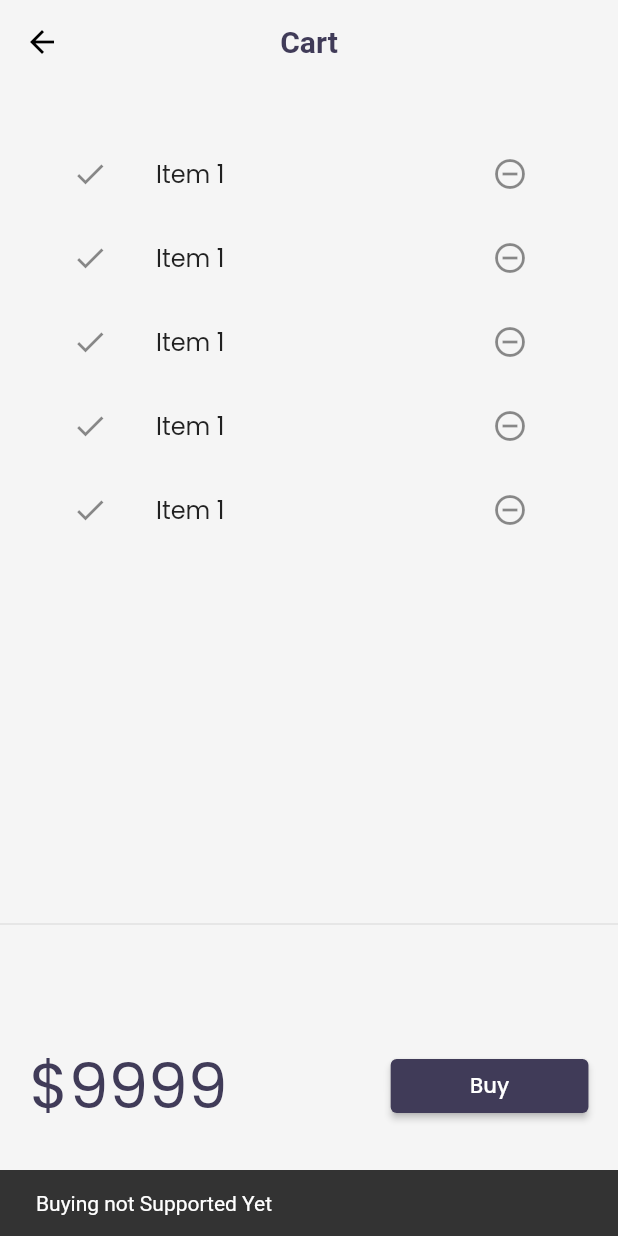
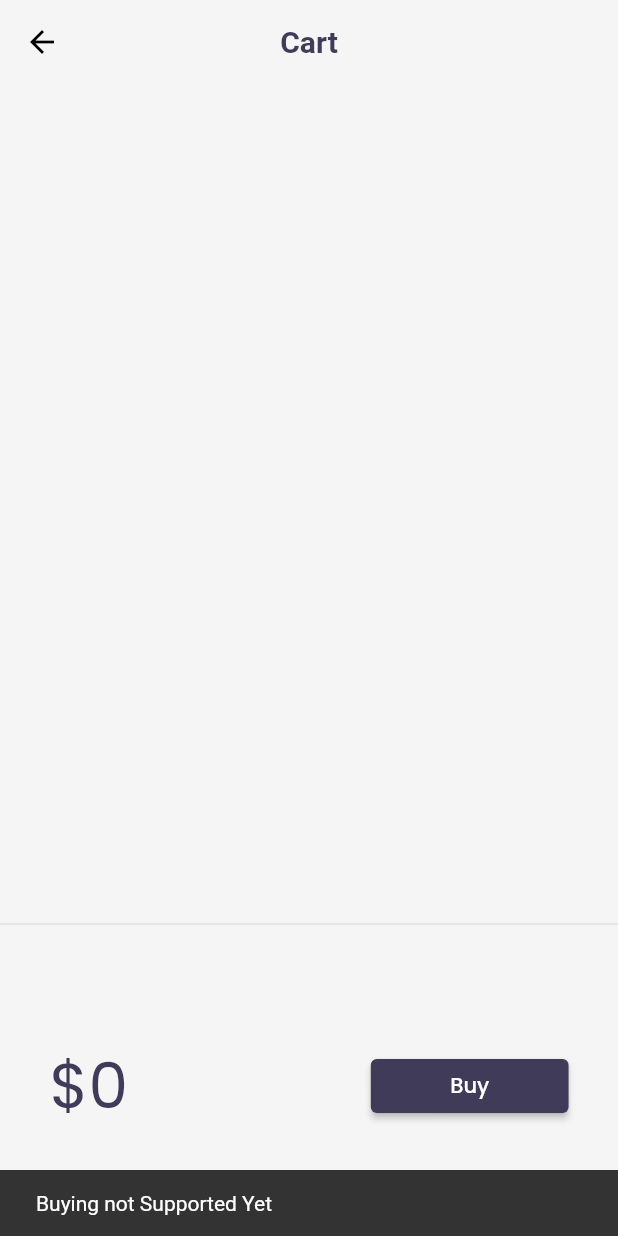
Before and after one commit to sandy088/flutter_catalog, a Flutter app: the cartPage screen opened by its route, after a tap on "Buy", on a phone screen of 412 x 824 dp. Run offline on Flutter 3.47's test engine with Material 2 defaults, Android fonts, the phone set to English and light mode, and no system bars; our stand-ins replace google_fonts, velocity_x; network calls fail.

```diff
--- a/lib/models/cart.dart
+++ b/lib/models/cart.dart
@@ -1,33 +1,42 @@
 import 'package:flutter_catalog/models/catalog.dart';
 
-class CartModel{
+class CartModel {
+  static final cartModel = CartModel._internal();
 
-  //Catalog field
   late CatalogModel _catalog;
 
-  final List<int> _itemIds= [];
+  CartModel._internal();
 
-  //get Catalog
+  factory CartModel() => cartModel;
+
+  // catalog field
+
+  // Collection of IDs - store Ids of each item
+  final List<int> _itemIds = [];
+
+  // Get Catalog
   CatalogModel get catalog => _catalog;
 
-  set catalog(CatalogModel newCatalog){
-    assert(newCatalog != null);
+  set catalog(CatalogModel newCatalog) {
     _catalog = newCatalog;
   }
 
-  //get items in cart
+  // Get items in the cart
   List<Item> get items => _itemIds.map((id) => _catalog.getById(id)).toList();
 
-  //get total price
-  num get totalPrice => items.fold(0,(total,current)=>total+ current.price) ;
+  // Get total price
+  num get totalPrice =>
+      items.fold(0, (total, current) => total + current.price);
 
-  //Add Items
+  // Add Item
 
-  void Add(Item item){
+  void add(Item item) {
     _itemIds.add(item.id);
   }
 
-  void remove(Item item){
+  // Remove Item
+
+  void remove(Item item) {
     _itemIds.remove(item.id);
   }
 }
--- a/lib/models/catalog.dart
+++ b/lib/models/catalog.dart
@@ -2,6 +2,12 @@
 import 'dart:convert';
 
 class CatalogModel{
+  static final catModel = CatalogModel._internal();
+
+  CatalogModel._internal();
+
+  factory CatalogModel() => catModel;
+
   static List<Item> items =[
      Item(
        id: 1,
--- a/lib/pages/cart_page.dart
+++ b/lib/pages/cart_page.dart
@@ -1,5 +1,6 @@
 import 'package:flutter/material.dart';
 import 'package:flutter/services.dart';
+import 'package:flutter_catalog/models/cart.dart';
 import 'package:flutter_catalog/widgets/themes.dart';
 import 'package:velocity_x/velocity_x.dart';
 
@@ -38,17 +39,20 @@ class cartPage extends StatelessWidget {
 }
 
 class _CartTotal extends StatelessWidget {
+
+
   const _CartTotal({Key? key}) : super(key: key);
 
   @override
   Widget build(BuildContext context) {
+    final _cart= CartModel();
 
     return SizedBox(
       height: 200,
       child: Row(
         mainAxisAlignment: MainAxisAlignment.spaceAround,
         children: [
-        "\$9999".text.xl5.color(context.theme.accentColor).make(),
+        "\$${_cart.totalPrice}".text.xl5.color(context.theme.accentColor).make(),
         30.widthBox,
         ElevatedButton(onPressed: (){
           ScaffoldMessenger.of(context).showSnackBar(SnackBar(content: "Buying not Supported Yet".text.make()));
@@ -70,16 +74,17 @@ class _CartList extends StatefulWidget {
 }
 
 class __CartListState extends State<_CartList> {
+  final _cart= CartModel();
   @override
   Widget build(BuildContext context) {
     return ListView.builder(
-      itemCount: 5,
+      itemCount: _cart.items.length,
       itemBuilder: (context, index) => ListTile(
         leading: Icon(Icons.done),
         trailing: IconButton(onPressed: (){},
            icon: Icon(Icons.remove_circle_outline),
           ),
-        title: "Item 1".text.make(),
+        title: _cart.items[index].name.text.make(),
       ), );
   }
 }
--- a/pubspec.yaml
+++ b/pubspec.yaml
@@ -30,6 +30,7 @@ dependencies:
   cupertino_icons: ^1.0.2
   google_fonts: ^2.3.0
   velocity_x: ^1.4.1
+  http: ^0.13.4
 
 dev_dependencies:
   flutter_test:
```
Also changed, not shown: lib/pages/home_page.dart (+6 -2 lines), lib/widgets/homepage_widgets/catalog_list.dart (+33 -9 lines), pubspec.lock.
